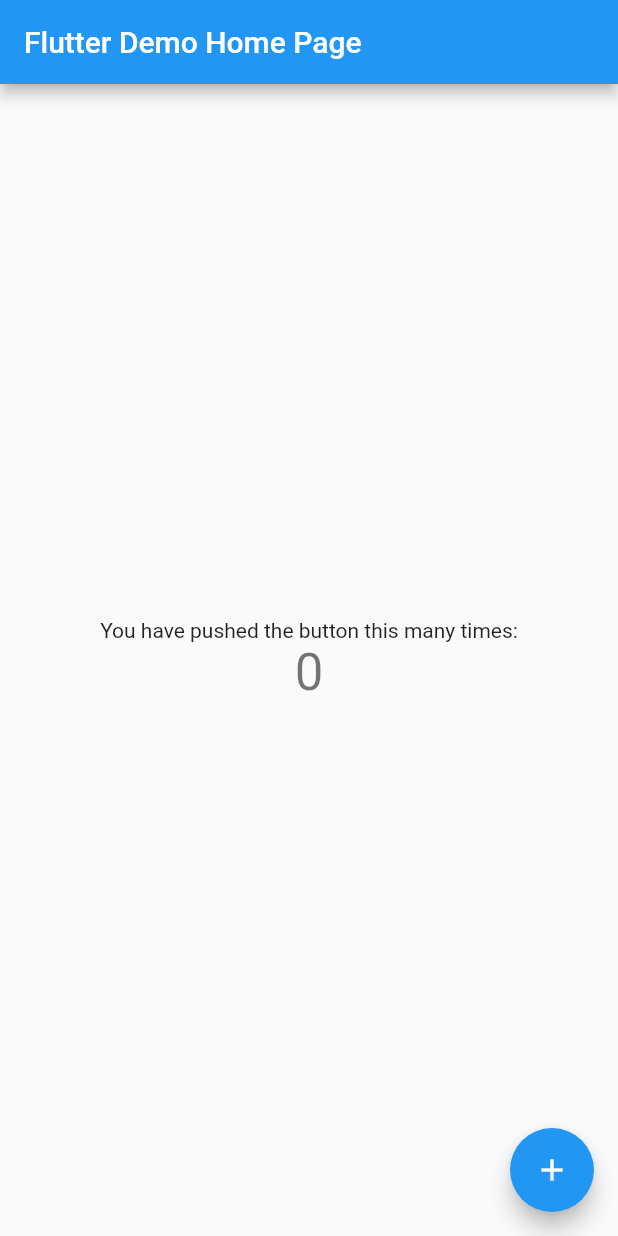
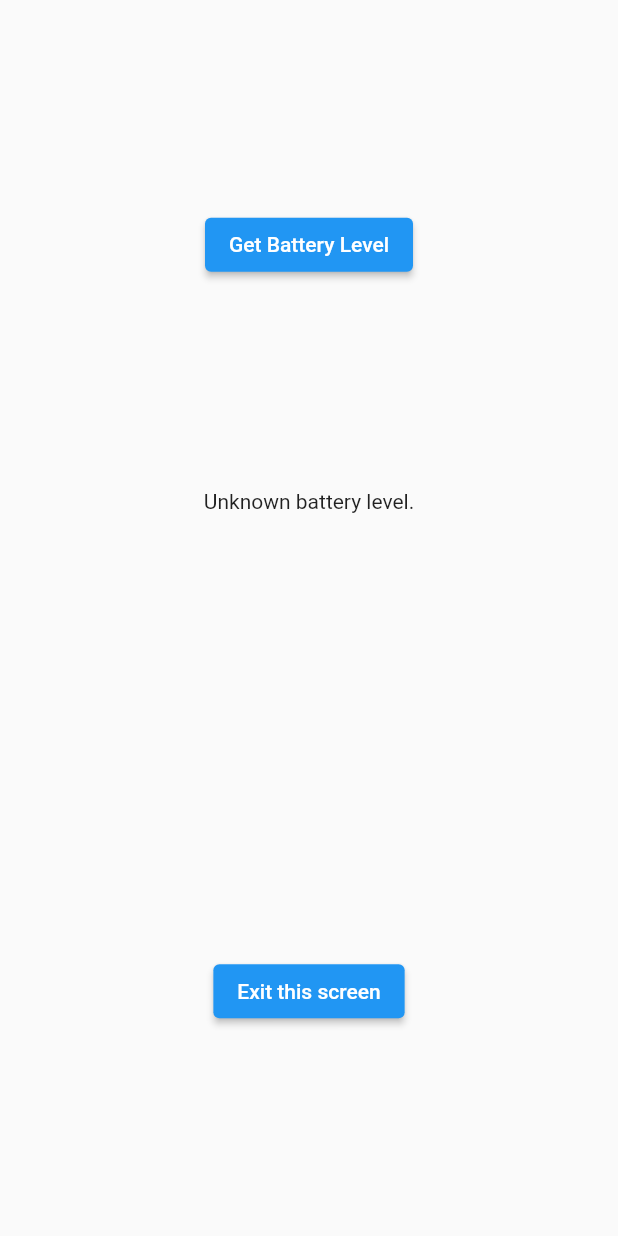
Before and after one commit to Johnnie-198312/master_flutter, a Flutter app: the screen it shows after launch, on a phone screen of 412 x 824 dp. Run offline on Flutter 3.47's test engine with Material 2 defaults, Android fonts, the phone set to English and light mode, and no system bars.

Commit message:
新增调用native方法

```diff
--- a/lib/main.dart
+++ b/lib/main.dart
@@ -1,4 +1,5 @@
 import 'package:flutter/material.dart';
+import 'package:flutter/services.dart';
 
 void main() => runApp(MyApp());
 
@@ -43,68 +44,44 @@ class MyHomePage extends StatefulWidget {
 }
 
 class _MyHomePageState extends State<MyHomePage> {
-  int _counter = 0;
+  static const platform = const MethodChannel('samples.flutter.dev/battery');
+  // Get battery level.
+  String _batteryLevel = 'Unknown battery level.';
 
-  void _incrementCounter() {
+  Future<void> _getBatteryLevel() async {
+    String batteryLevel;
+    try {
+      final int result = await platform.invokeMethod('getBatteryLevel');
+      batteryLevel = 'Battery level at $result % .';
+    } on PlatformException catch (e) {
+      batteryLevel = "Failed to get battery level: '${e.message}'.";
+    }
+
     setState(() {
-      // This call to setState tells the Flutter framework that something has
-      // changed in this State, which causes it to rerun the build method below
-      // so that the display can reflect the updated values. If we changed
-      // _counter without calling setState(), then the build method would not be
-      // called again, and so nothing would appear to happen.
-      _counter++;
+      _batteryLevel = batteryLevel;
     });
   }
 
   @override
   Widget build(BuildContext context) {
-    // This method is rerun every time setState is called, for instance as done
-    // by the _incrementCounter method above.
-    //
-    // The Flutter framework has been optimized to make rerunning build methods
-    // fast, so that you can just rebuild anything that needs updating rather
-    // than having to individually change instances of widgets.
-    return Scaffold(
-      appBar: AppBar(
-        // Here we take the value from the MyHomePage object that was created by
-        // the App.build method, and use it to set our appbar title.
-        title: Text(widget.title),
-      ),
-      body: Center(
-        // Center is a layout widget. It takes a single child and positions it
-        // in the middle of the parent.
+    return Material(
+      child: Center(
         child: Column(
-          // Column is also a layout widget. It takes a list of children and
-          // arranges them vertically. By default, it sizes itself to fit its
-          // children horizontally, and tries to be as tall as its parent.
-          //
-          // Invoke "debug painting" (press "p" in the console, choose the
-          // "Toggle Debug Paint" action from the Flutter Inspector in Android
-          // Studio, or the "Toggle Debug Paint" command in Visual Studio Code)
-          // to see the wireframe for each widget.
-          //
-          // Column has various properties to control how it sizes itself and
-          // how it positions its children. Here we use mainAxisAlignment to
-          // center the children vertically; the main axis here is the vertical
-          // axis because Columns are vertical (the cross axis would be
-          // horizontal).
-          mainAxisAlignment: MainAxisAlignment.center,
-          children: <Widget>[
-            Text(
-              'You have pushed the button this many times:',
+          mainAxisAlignment: MainAxisAlignment.spaceEvenly,
+          children: [
+            ElevatedButton(
+              child: Text('Get Battery Level'),
+              onPressed: _getBatteryLevel,
             ),
-            Text(
-              '$_counter',
-              style: Theme.of(context).textTheme.headline4,
+            Text(_batteryLevel),
+            SizedBox(height: 16),
+            ElevatedButton(
+              onPressed: () => SystemNavigator.pop(animated: true),
+              child: Text('Exit this screen'),
             ),
           ],
         ),
       ),
-      floatingActionButton: FloatingActionButton(
-        onPressed: _incrementCounter,
-        tooltip: 'Increment',
-        child: Icon(Icons.add),
-      ), // This trailing comma makes auto-formatting nicer for build methods.
     );
   }
 }
```
